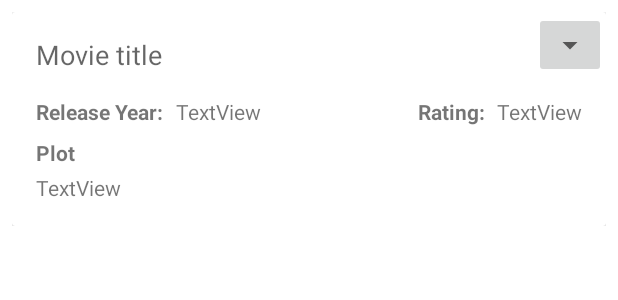
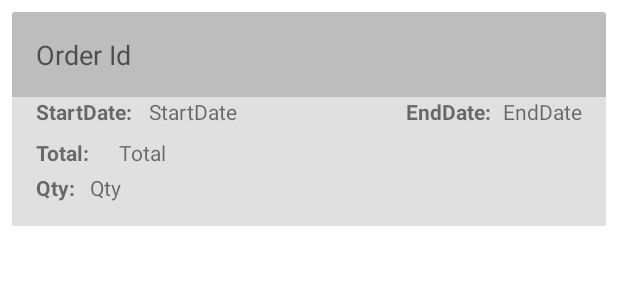
Before and after one commit to Cyber-Labs9/Krishna_Aqua, an Android app: the layout history_row.xml on its own in the app's theme, with its tools: preview values and no code run, on a phone screen of 412 x 824 dp. Shown: the top 300 px of the screen. Run offline under Robolectric (Android 15) with nearby library versions, the light colour scheme and no system bars.

Commit message:
229/January/2021 Project Completed

```diff
--- a/app/src/main/java/com/ka/krishnaaqua/network/Api.java
+++ b/app/src/main/java/com/ka/krishnaaqua/network/Api.java
@@ -39,7 +39,7 @@ public interface Api {
     @FormUrlEncoded
     @POST(my_url + "insertOrder")
     Call<ServerResponse> insertOrder (
-            @Field("id") int id ,
+            @Field("u_id") int id ,
             @Field("startDate") String startDate ,
             @Field("endDate") String endDate ,
             @Field("total") int total ,
--- a/app/src/main/res/layout/activity_history.xml
+++ b/app/src/main/res/layout/activity_history.xml
@@ -40,6 +40,7 @@
                     android:layout_width="0dp"
                     android:layout_height="0dp"
                     app:layout_constraintBottom_toBottomOf="parent"
+                    app:layoutManager="androidx.recyclerview.widget.LinearLayoutManager"
                     app:layout_constraintEnd_toEndOf="parent"
                     app:layout_constraintStart_toStartOf="parent"
                     app:layout_constraintTop_toTopOf="parent" />
--- a/app/src/main/res/layout/history_row.xml
+++ b/app/src/main/res/layout/history_row.xml
@@ -1,5 +1,6 @@
 <?xml version="1.0" encoding="utf-8"?>
 <LinearLayout xmlns:android="http://schemas.android.com/apk/res/android"
+    xmlns:app="http://schemas.android.com/apk/res-auto"
     xmlns:tools="http://schemas.android.com/tools"
     android:orientation="vertical" android:layout_width="match_parent"
     android:layout_height="wrap_content"
@@ -10,9 +11,7 @@
         android:layout_height="wrap_content"
         android:padding="8dp">
 
-        <androidx.constraintlayout.widget.ConstraintLayout xmlns:android="http://schemas.android.com/apk/res/android"
-            xmlns:app="http://schemas.android.com/apk/res-auto"
-            xmlns:tools="http://schemas.android.com/tools"
+        <androidx.constraintlayout.widget.ConstraintLayout
             android:layout_width="match_parent"
             android:layout_height="wrap_content"
             >
@@ -22,19 +21,12 @@
                 android:layout_width="0dp"
                 android:layout_height="wrap_content"
                 android:padding="16dp"
-                android:text="Movie title"
+                android:text="Order Id"
                 android:textAppearance="@style/TextAppearance.AppCompat.Medium"
                 app:layout_constraintEnd_toEndOf="parent"
                 app:layout_constraintStart_toStartOf="parent"
                 app:layout_constraintTop_toTopOf="parent"
-                android:background="?attr/selectableItemBackground"
-                />
-
-            <ImageButton
-                android:layout_width="wrap_content"
-                android:layout_height="wrap_content"
-                android:src="@drawable/ic_baseline_arrow_drop_down_24"
-                app:layout_constraintEnd_toEndOf="@+id/titleTextView"
+                android:background="#bdbdbd"
                 />
 
             <androidx.constraintlayout.widget.ConstraintLayout
@@ -45,6 +37,7 @@
                 app:layout_constraintEnd_toEndOf="parent"
                 app:layout_constraintHorizontal_bias="0.0"
                 app:layout_constraintStart_toStartOf="parent"
+                android:background="#e0e0e0"
                 app:layout_constraintTop_toBottomOf="@id/titleTextView">
 
                 <TextView
@@ -53,7 +46,7 @@
                     android:layout_height="wrap_content"
                     android:layout_marginStart="8dp"
                     android:layout_marginLeft="8dp"
-                    android:text="TextView"
+                    android:text="StartDate"
                     android:textAppearance="@style/TextAppearance.AppCompat.Small"
                     app:layout_constraintStart_toEndOf="@+id/textView"
                     app:layout_constraintTop_toTopOf="parent" />
@@ -64,7 +57,7 @@
                     android:layout_height="wrap_content"
                     android:layout_marginEnd="16dp"
                     android:layout_marginRight="16dp"
-                    android:text="TextView"
+                    android:text="EndDate"
                     android:textAppearance="@style/TextAppearance.AppCompat.Small"
                     app:layout_constraintEnd_toEndOf="parent"
                     app:layout_constraintTop_toTopOf="parent" />
@@ -75,7 +68,7 @@
                     android:layout_height="wrap_content"
                     android:layout_marginStart="16dp"
                     android:layout_marginLeft="16dp"
-                    android:text="Release Year:"
+                    android:text="StartDate: "
                     android:textStyle="bold"
                     android:textAppearance="@style/TextAppearance.AppCompat.Small"
                     app:layout_constraintStart_toStartOf="parent"
@@ -87,11 +80,21 @@
                     android:layout_height="wrap_content"
                     android:layout_marginEnd="8dp"
                     android:layout_marginRight="8dp"
-                    android:text="Rating:"
+                    android:text="EndDate:"
                     android:textStyle="bold"
                     android:textAppearance="@style/TextAppearance.AppCompat.Small"
                     app:layout_constraintEnd_toStartOf="@+id/ratingTextView"
                     app:layout_constraintTop_toTopOf="parent" />
+
+<!--                <TextView-->
+<!--                    android:id="@+id/TotalValue"-->
+<!--                    android:layout_width="wrap_content"-->
+<!--                    android:layout_height="wrap_content"-->
+<!--                    android:text="Total"-->
+<!--                    android:textStyle="bold"-->
+<!--                    app:layout_constraintStart_toBottomOf="@+id/yearTextView"-->
+<!--                    tools:layout_editor_absoluteX="67dp"-->
+<!--                    tools:layout_editor_absoluteY="27dp" />-->
 
                 <TextView
                     android:id="@+id/textView3"
@@ -100,10 +103,20 @@
                     android:layout_marginStart="16dp"
                     android:layout_marginLeft="16dp"
                     android:layout_marginTop="8dp"
-                    android:text="Plot"
+                    android:text="Total:"
                     android:textStyle="bold"
                     app:layout_constraintStart_toStartOf="parent"
                     app:layout_constraintTop_toBottomOf="@+id/textView" />
+
+                <TextView
+                    android:id="@+id/textViewTotal"
+                    android:layout_width="wrap_content"
+                    android:layout_height="wrap_content"
+                    android:layout_marginStart="20dp"
+                    android:layout_marginTop="8dp"
+                    android:text="Total"
+                    app:layout_constraintStart_toEndOf="@+id/textView3"
+                    app:layout_constraintTop_toBottomOf="@+id/yearTextView" />
 
                 <TextView
                     android:id="@+id/plotTextView"
@@ -115,11 +128,22 @@
                     android:layout_marginEnd="16dp"
                     android:layout_marginRight="16dp"
                     android:layout_marginBottom="16dp"
-                    android:text="TextView"
+                    android:text="Qty:"
+                    android:textStyle="bold"
                     app:layout_constraintBottom_toBottomOf="parent"
                     app:layout_constraintEnd_toEndOf="parent"
                     app:layout_constraintStart_toStartOf="parent"
                     app:layout_constraintTop_toBottomOf="@+id/textView3" />
+
+                <TextView
+                    android:id="@+id/plotTextViewValue"
+                    android:layout_width="0dp"
+                    android:layout_height="wrap_content"
+                    android:layout_marginStart="36dp"
+                    android:layout_marginBottom="16dp"
+                    android:text="Qty"
+                    app:layout_constraintBottom_toBottomOf="parent"
+                    app:layout_constraintStart_toStartOf="@+id/plotTextView" />
             </androidx.constraintlayout.widget.ConstraintLayout>
 
         </androidx.constraintlayout.widget.ConstraintLayout>
```
Also changed, not shown: app/src/main/java/com/ka/krishnaaqua/dashboard/History.java (+73 -29 lines), app/src/main/java/com/ka/krishnaaqua/dashboard/HistoryAdapter.java (+27 -16 lines), app/src/main/java/com/ka/krishnaaqua/data/HistoryData.java (+128 -32 lines), app/src/main/java/com/ka/krishnaaqua/data/Order.java (added, +103 -0 lines), app/src/main/java/com/ka/krishnaaqua/network/ServerResponse.java (+17 -0 lines).
